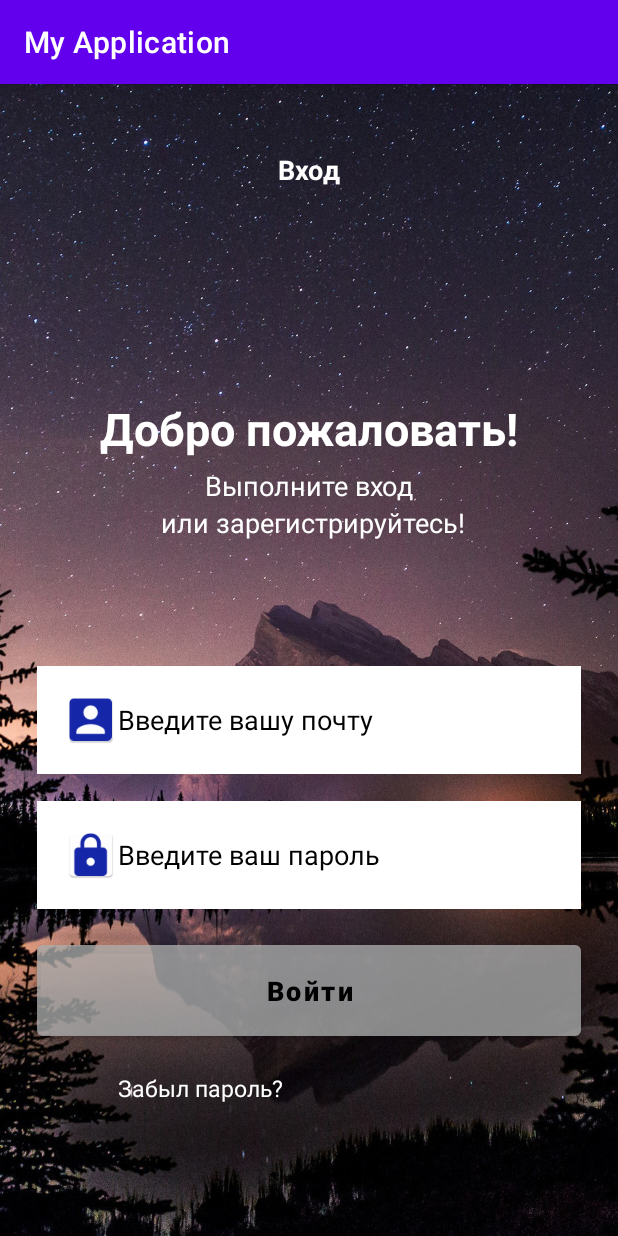
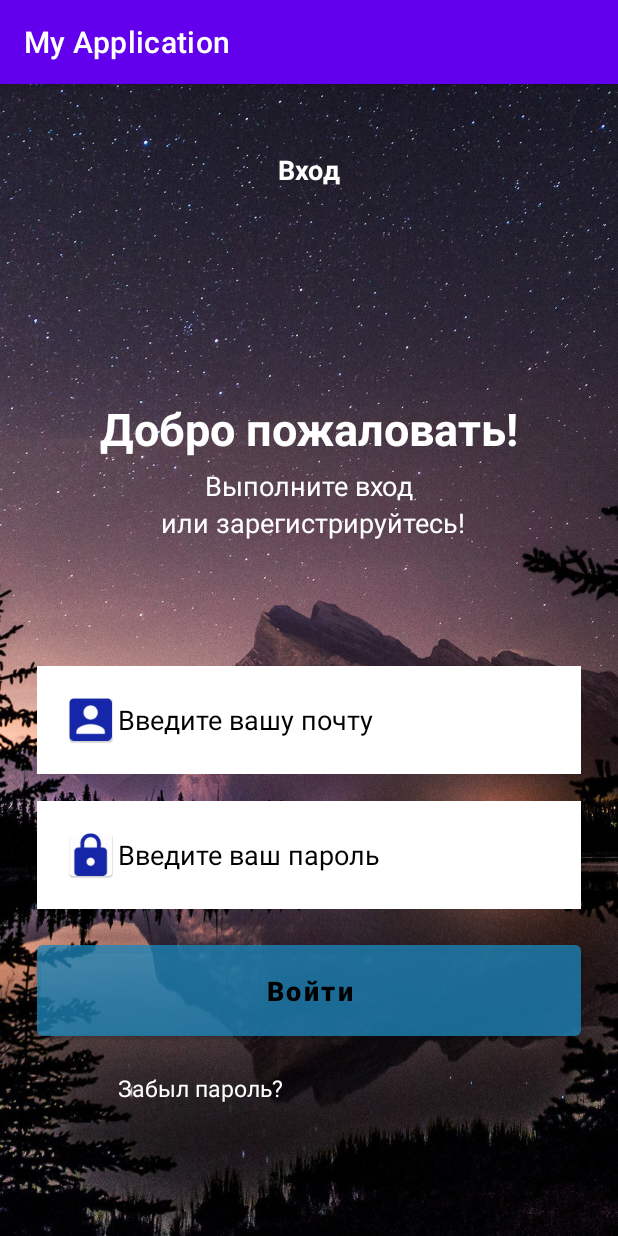
Before and after one commit to kymko/Android_1-Hw_2, an Android app: the screen it shows after launch (LoginActivity), after a tap on an icon or button, on a phone screen of 412 x 824 dp. Run offline under Robolectric (Android 15) with nearby library versions, the phone set to English and light mode, and no system bars.

Commit message:
Добавил метод

```diff
--- a/app/src/main/java/com/example/myapplication/LoginActivity.java
+++ b/app/src/main/java/com/example/myapplication/LoginActivity.java
@@ -5,24 +5,20 @@ import androidx.appcompat.app.AppCompatActivity;
 import android.content.Intent;
 import android.graphics.Color;
 import android.os.Bundle;
-import android.view.Gravity;
 import android.view.View;
 import android.widget.Button;
 import android.widget.EditText;
 import android.widget.TextView;
 import android.widget.Toast;
 
+import static android.graphics.Color.*;
+
 public class LoginActivity extends AppCompatActivity {
 
-    TextView textEnter;
-    TextView textWelcome;
-    TextView textAction;
-    TextView textRegister;
     EditText textEmail;
     EditText textPassword;
     Button btn;
-    TextView textForgot;
-    public int counter = 3;
+    //public int counter = 3;
 
 
     @Override
@@ -30,35 +26,52 @@ public class LoginActivity extends AppCompatActivity {
         super.onCreate(savedInstanceState);
         setContentView(R.layout.activity_login);
 
-        textEnter = findViewById(R.id.textEnter);
-        textWelcome = findViewById(R.id.textWelcome);
-        textAction = findViewById(R.id.textAction);
-        textRegister = findViewById(R.id.textRegister);
         textEmail = findViewById(R.id.textEmail);
         textPassword = findViewById(R.id.textPassword);
         btn = findViewById(R.id.button);
-        textForgot = findViewById(R.id.textForgot);
-        textEmail.setBackgroundColor(Color.WHITE);
+        textEmail.setBackgroundColor(WHITE);
 
 
         String inputName = textEmail.getText().toString();
         String inputPassword = textPassword.getText().toString();
 
+
         btn.setOnClickListener(new View.OnClickListener() {
             @Override
             public void onClick(View v) {
-                validate(inputName,inputPassword);
-
+                if (validate2()) {
+                    validate1(inputName, inputPassword);
+                }
             }
         });
+    }
 
-    }
-    public void validate(String userName, String userPassword) {
+
+    public void validate1(String userName, String userPassword) {
+
+        btn.setBackgroundColor(Color.GREEN);
+
         if ((userName.equals("")) && (userPassword.equals(""))) {
             Intent intent = new Intent(LoginActivity.this, LoginActivity.class);
             startActivity(intent);
-            Toast toast = Toast.makeText(getApplicationContext(), "Welcome", Toast.LENGTH_LONG);
+            Toast toast = Toast.makeText(this, "Добро пожаловать!", Toast.LENGTH_SHORT);
             toast.show();
         }
     }
+
+    public Boolean validate2() {
+
+        boolean result = false;
+
+        String name = textEmail.getText().toString();
+        String pasw = textPassword.getText().toString();
+
+        if ((name.isEmpty()) && (pasw.isEmpty())) {
+            Toast toast = Toast.makeText(this, "Заполните все поля!!!", Toast.LENGTH_SHORT);
+            toast.show();
+        } else {
+            result = true;
+        }
+        return result;
+    }
 }
--- a/app/src/main/res/layout/activity_login.xml
+++ b/app/src/main/res/layout/activity_login.xml
@@ -99,7 +99,7 @@
         android:hint="Войти"
         android:textSize="18sp"
         android:padding="18dp"
-        android:backgroundTint="#86ABADAE"
+        android:backgroundTint="#861E86BA"
         android:ems="17"
         android:textStyle="normal|bold"
         android:textColorHint="@color/black"
```
